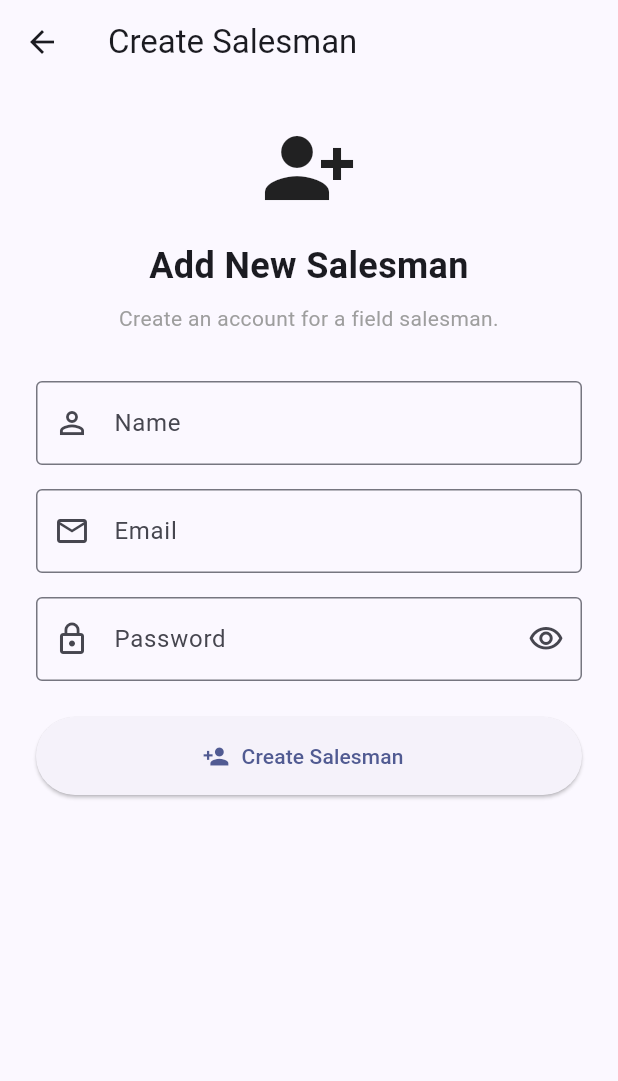
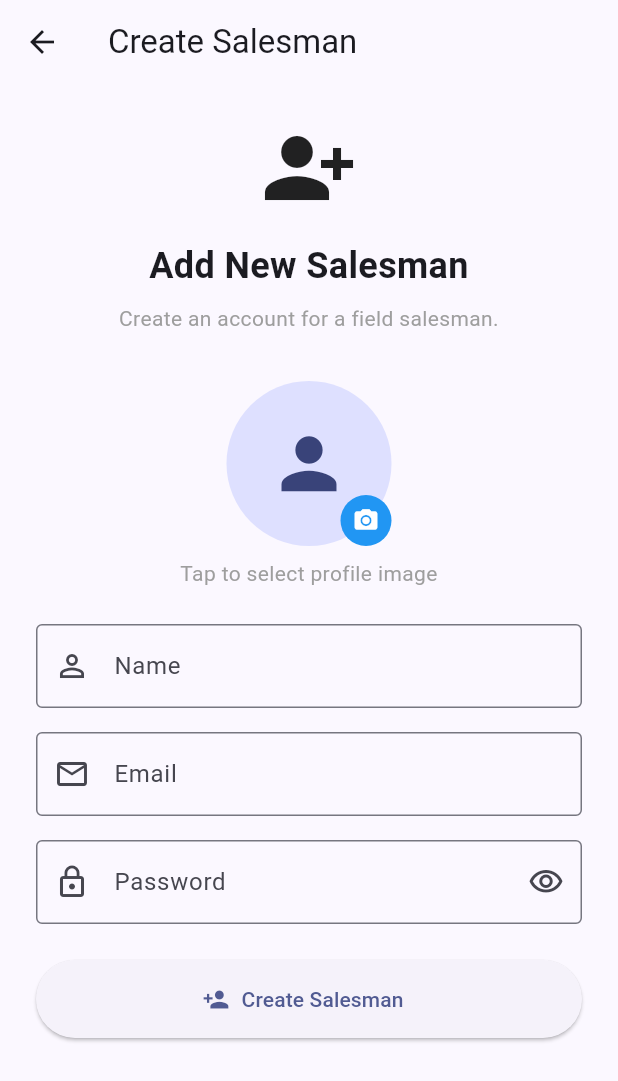
Before and after one commit to sreeragcr7/salesman_tracking_app, a Flutter app: the _AdminHomeView screen opened directly, after a tap on the "add" icon, on a phone screen of 412 x 824 dp. Shown: the top 1081 px of the screen. Run offline on Flutter 3.47's test engine with Material 3 defaults, Android fonts, the phone set to English and light mode, and no system bars; our stand-ins replace equatable, flutter_bloc, image_picker, supabase_flutter; accounts and stored records are empty.

Commit message:
admin can create, read & delete salesman including profile image.

```diff
--- a/lib/features/admin/bloc/admin_event.dart
+++ b/lib/features/admin/bloc/admin_event.dart
@@ -28,3 +28,11 @@ class AdminSalesmanCreateRequested extends AdminEvent {
   @override
   List<Object?> get props => [name, email, password, profileImage];
 }
+
+class AdminSalesmanDeleteRequested extends AdminEvent {
+  const AdminSalesmanDeleteRequested({required this.userId});
+  final String userId;
+
+  @override
+  List<Object?> get props => [userId];
+}
--- a/lib/features/admin/pages/create_salesman_page.dart
+++ b/lib/features/admin/pages/create_salesman_page.dart
@@ -1,5 +1,8 @@
+import 'dart:io';
+
 import 'package:flutter/material.dart';
 import 'package:flutter_bloc/flutter_bloc.dart';
+import 'package:image_picker/image_picker.dart';
 import 'package:salesman_tracking_app/features/admin/bloc/admin_bloc.dart';
 
 class CreateSalesmanPage extends StatefulWidget {
@@ -18,12 +21,27 @@ class _CreateSalesmanPageState extends State<CreateSalesmanPage> {
 
   bool _obscurePassword = true;
 
+  final ImagePicker _imagePicker = ImagePicker();
+  File? _selectedImage;
+
   @override
   void dispose() {
     _nameController.dispose();
     _emailController.dispose();
     _passwordController.dispose();
     super.dispose();
+  }
+
+  Future<void> _pickProfileImage() async {
+    final image = await _imagePicker.pickImage(source: ImageSource.gallery, imageQuality: 80, maxWidth: 1200);
+
+    if (image == null) {
+      return;
+    }
+
+    setState(() {
+      _selectedImage = File(image.path);
+    });
   }
 
   void _createSalesman() {
@@ -34,7 +52,8 @@ class _CreateSalesmanPageState extends State<CreateSalesmanPage> {
       AdminSalesmanCreateRequested(
         name: _nameController.text.trim(),
         email: _emailController.text.trim(),
-        password: _passwordController.text.trim(),
+        password: _passwordController.text,
+        profileImage: _selectedImage?.path,
       ),
     );
   }
@@ -84,6 +103,37 @@ class _CreateSalesmanPageState extends State<CreateSalesmanPage> {
                       ),
 
                       const SizedBox(height: 32),
+
+                      Center(
+                        child: GestureDetector(
+                          onTap: isLoading ? null : _pickProfileImage,
+                          child: Stack(
+                            alignment: Alignment.bottomRight,
+                            children: [
+                              CircleAvatar(
+                                radius: 55,
+                                backgroundImage: _selectedImage != null ? FileImage(_selectedImage!) : null,
+                                child: _selectedImage == null ? const Icon(Icons.person, size: 55) : null,
+                              ),
+                              Container(
+                                padding: const EdgeInsets.all(8),
+                                decoration: const BoxDecoration(shape: BoxShape.circle, color: Colors.blue),
+                                child: const Icon(Icons.camera_alt, size: 18, color: Colors.white),
+                              ),
+                            ],
+                          ),
+                        ),
+                      ),
+
+                      const SizedBox(height: 8),
+
+                      const Text(
+                        'Tap to select profile image',
+                        textAlign: TextAlign.center,
+                        style: TextStyle(color: Colors.grey),
+                      ),
+
+                      const SizedBox(height: 24),
 
                       TextFormField(
                         controller: _nameController,
```
Also changed, not shown: lib/data/repositories/user_repository.dart (+53 -1 lines), lib/features/admin/bloc/admin_bloc.dart (+25 -2 lines), lib/features/admin/pages/admin_home_page.dart (+87 -4 lines), lib/features/admin/pages/salesman_details_page.dart (added, +79 -0 lines), lib/features/admin/widgets/salesman_card.dart (+7 -5 lines).
